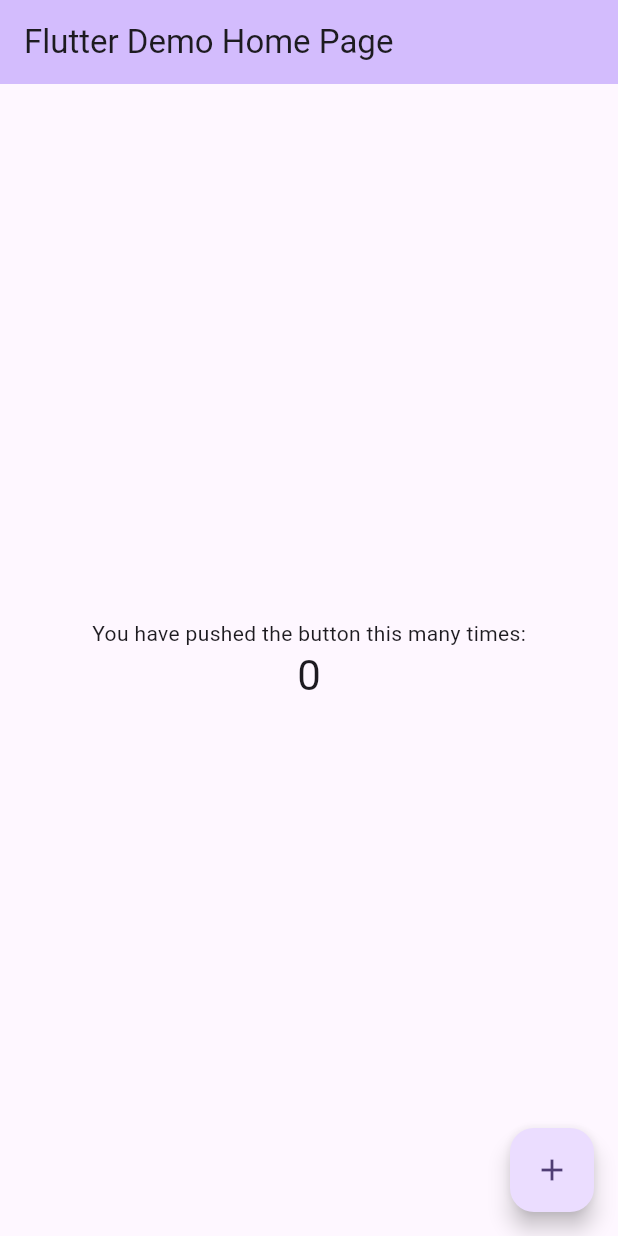
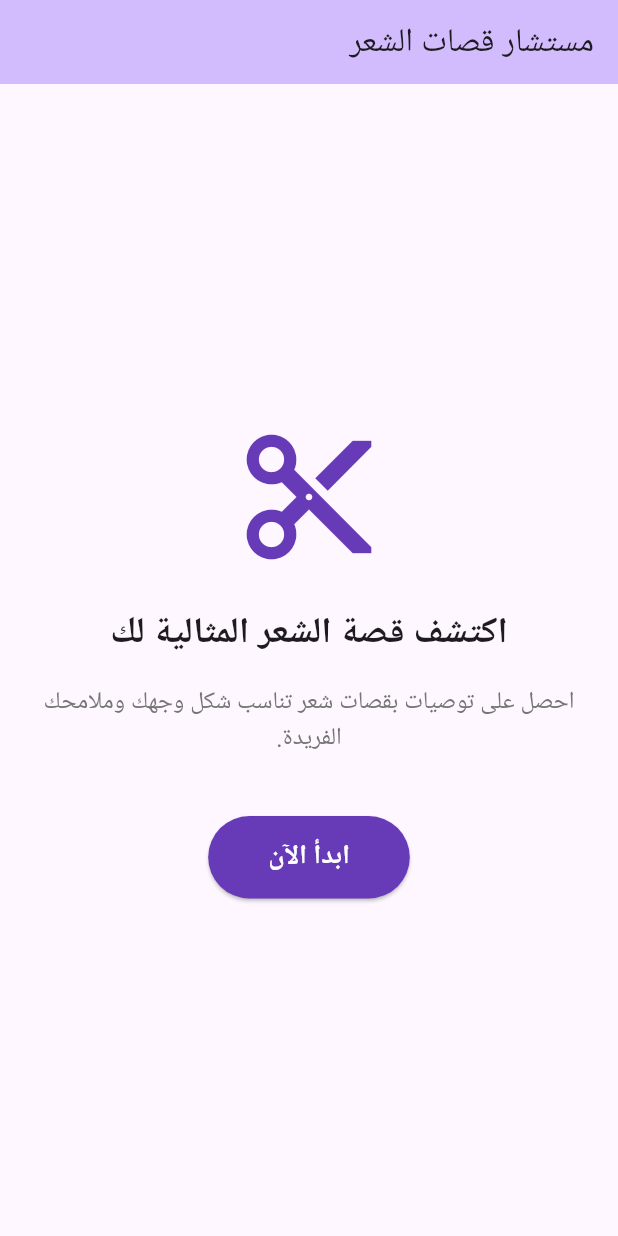
Before and after one commit to could-ai/019a4c9c-3b3d-74dd-8b0d-6dbb7f70ae40, a Flutter app: the screen it shows after launch, on a phone screen of 412 x 824 dp. Run offline on Flutter 3.47's test engine with Material 3 defaults, Android fonts, the phone set to English and light mode, and no system bars; Roboto replaces fonts that are missing (Tajawal).

Commit message:
تم تعديل الملف الرئيسي `lib/main.dart` لإزالة التطبيق التجريبي الافتراضي واستبداله بالتطبيق الجديد. الآن، التطبيق يبدأ من `HomeScreen` وهي الشاشة الرئيسية لتطبيق مستشار قصات الشعر. تم أيضاً تحديث عنوان التطبيق والسمة (Theme) لتتناسب مع هوية التطبيق الجديدة ودعم اللغة العربية.; تم إنشاء ملف `lib/home_screen.dart` الجديد ليحتوي على الشاشة الرئيسية للتطبيق. تعرض هذه الشاشة رسالة ترحيبية، أيقونة، ووصفاً موجزاً للتطبيق، بالإضافة إلى زر 'ابدأ الآن' الذي ينقل المستخدم إلى شاشة اختيار شكل الوجه.; تم إنشاء ملف `lib/face_shape_screen.dart` الجديد. تحتوي هذه الشاشة على شبكة (Grid) من أشكال الوجوه المختلفة (مثل بيضاوي، دائري، مربع). يمكن للمستخدم اختيار شكل وجهه من خلال النقر على البطاقة المناسبة، وبعد ذلك يتم نقله إلى شاشة النتائج مع تمرير شكل الوجه الذي اختاره.; تم إنشاء ملف `lib/results_screen.dart` الجديد لعرض قصات الشعر الموصى بها. تستقبل هذه الشاشة نوع شكل الوجه من الشاشة السابقة، ثم تعرض قائمة من قصات الشعر المقترحة بناءً على بيانات وهمية (mock data) معدة مسبقاً. كل قصة شعر تُعرض في بطاقة خاصة بها لسهولة القراءة.

```diff
--- /dev/null
+++ b/usr/lib/home_screen.dart
@@ -0,0 +1,59 @@
+import 'package:flutter/material.dart';
+import 'package:couldai_user_app/face_shape_screen.dart';
+
+class HomeScreen extends StatelessWidget {
+  const HomeScreen({super.key});
+
+  @override
+  Widget build(BuildContext context) {
+    return Scaffold(
+      appBar: AppBar(
+        title: const Text('مستشار قصات الشعر'),
+        backgroundColor: Theme.of(context).colorScheme.inversePrimary,
+      ),
+      body: Center(
+        child: Padding(
+          padding: const EdgeInsets.all(16.0),
+          child: Column(
+            mainAxisAlignment: MainAxisAlignment.center,
+            children: <Widget>[
+              const Icon(
+                Icons.content_cut,
+                size: 100,
+                color: Colors.deepPurple,
+              ),
+              const SizedBox(height: 24),
+              const Text(
+                'اكتشف قصة الشعر المثالية لك',
+                style: TextStyle(fontSize: 24, fontWeight: FontWeight.bold),
+                textAlign: TextAlign.center,
+              ),
+              const SizedBox(height: 16),
+              Text(
+                'احصل على توصيات بقصات شعر تناسب شكل وجهك وملامحك الفريدة.',
+                style: TextStyle(fontSize: 16, color: Colors.grey[600]),
+                textAlign: TextAlign.center,
+              ),
+              const SizedBox(height: 40),
+              ElevatedButton(
+                style: ElevatedButton.styleFrom(
+                  backgroundColor: Colors.deepPurple,
+                  foregroundColor: Colors.white,
+                  padding: const EdgeInsets.symmetric(horizontal: 40, vertical: 15),
+                  textStyle: const TextStyle(fontSize: 18, fontFamily: 'Tajawal', fontWeight: FontWeight.bold),
+                ),
+                onPressed: () {
+                  Navigator.push(
+                    context,
+                    MaterialPageRoute(builder: (context) => const FaceShapeScreen()),
+                  );
+                },
+                child: const Text('ابدأ الآن'),
+              ),
+            ],
+          ),
+        ),
+      ),
+    );
+  }
+}
--- a/usr/lib/main.dart
+++ b/usr/lib/main.dart
@@ -1,4 +1,5 @@
 import 'package:flutter/material.dart';
+import 'package:couldai_user_app/home_screen.dart';
 
 void main() {
   runApp(const MyApp());
@@ -7,114 +8,34 @@ void main() {
 class MyApp extends StatelessWidget {
   const MyApp({super.key});
 
-  // This widget is the root of your application.
   @override
   Widget build(BuildContext context) {
     return MaterialApp(
-      title: 'Flutter Demo',
+      title: 'مستشار قصات الشعر',
       debugShowCheckedModeBanner: false,
       theme: ThemeData(
-        // This is the theme of your application.
-        //
-        // TRY THIS: Try running your application with "flutter run". You'll see
-        // the application has a purple toolbar. Then, without quitting the app,
-        // try changing the seedColor in the colorScheme below to Colors.green
-        // and then invoke "hot reload" (save your changes or press the "hot
-        // reload" button in a Flutter-supported IDE, or press "r" if you used
-        // the command line to start the app).
-        //
-        // Notice that the counter didn't reset back to zero; the application
-        // state is not lost during the reload. To reset the state, use hot
-        // restart instead.
-        //
-        // This works for code too, not just values: Most code changes can be
-        // tested with just a hot reload.
         colorScheme: ColorScheme.fromSeed(seedColor: Colors.deepPurple),
+        useMaterial3: true,
+        textTheme: const TextTheme(
+          bodyLarge: TextStyle(fontFamily: 'Tajawal'),
+          bodyMedium: TextStyle(fontFamily: 'Tajawal'),
+          displayLarge: TextStyle(fontFamily: 'Tajawal'),
+          displayMedium: TextStyle(fontFamily: 'Tajawal'),
+          displaySmall: TextStyle(fontFamily: 'Tajawal'),
+          headlineMedium: TextStyle(fontFamily: 'Tajawal'),
+          headlineSmall: TextStyle(fontFamily: 'Tajawal'),
+          titleLarge: TextStyle(fontFamily: 'Tajawal'),
+          titleMedium: TextStyle(fontFamily: 'Tajawal'),
+          titleSmall: TextStyle(fontFamily: 'Tajawal'),
+          bodySmall: TextStyle(fontFamily: 'Tajawal'),
+          labelLarge: TextStyle(fontFamily: 'Tajawal'),
+          labelSmall: TextStyle(fontFamily: 'Tajawal'),
+        ),
       ),
-      home: const MyHomePage(title: 'Flutter Demo Home Page'),
+      home: const Directionality(
+        textDirection: TextDirection.rtl,
+        child: HomeScreen(),
+      ),
     );
   }
 }
-
-class MyHomePage extends StatefulWidget {
-  const MyHomePage({super.key, required this.title});
-
-  // This widget is the home page of your application. It is stateful, meaning
-  // that it has a State object (defined below) that contains fields that affect
-  // how it looks.
-
-  // This class is the configuration for the state. It holds the values (in this
-  // case the title) provided by the parent (in this case the App widget) and
-  // used by the build method of the State. Fields in a Widget subclass are
-  // always marked "final".
-
-  final String title;
-
-  @override
-  State<MyHomePage> createState() => _MyHomePageState();
-}
-
-class _MyHomePageState extends State<MyHomePage> {
-  int _counter = 0;
-
-  void _incrementCounter() {
-    setState(() {
-      // This call to setState tells the Flutter framework that something has
-      // changed in this State, which causes it to rerun the build method below
-      // so that the display can reflect the updated values. If we changed
-      // _counter without calling setState(), then the build method would not be
-      // called again, and so nothing would appear to happen.
-      _counter++;
-    });
-  }
-
-  @override
-  Widget build(BuildContext context) {
-    // This method is rerun every time setState is called, for instance as done
-    // by the _incrementCounter method above.
-    //
-    // The Flutter framework has been optimized to make rerunning build methods
-    // fast, so that you can just rebuild anything that needs updating rather
-    // than having to individually change instances of widgets.
-    return Scaffold(
-      appBar: AppBar(
-        // TRY THIS: Try changing the color here to a specific color (to
-        // Colors.amber, perhaps?) and trigger a hot reload to see the AppBar
-        // change color while the other colors stay the same.
-        backgroundColor: Theme.of(context).colorScheme.inversePrimary,
-        // Here we take the value from the MyHomePage object that was created by
-        // the App.build method, and use it to set our appbar title.
-        title: Text(widget.title),
-      ),
-      body: Center(
-        // Center is a layout widget. It takes a single child and positions it
-        // in the middle of the parent.
-        child: Column(
-          // Column is also a layout widget. It takes a list of children and
-          // arranges them vertically. By default, it sizes itself to fit its
-          // children horizontally, and tries to be as tall as its parent.
-          //
-          // Column has various properties to control how it sizes itself and
-          // how it positions its children. Here we use mainAxisAlignment to
-          // center the children vertically; the main axis here is the vertical
-          // axis because Columns are vertical (the cross axis would be
-          // horizontal).
-          //
-          // TRY THIS: Invoke "debug painting" (choose the "Toggle Debug Paint"
-          // action in the IDE, or press "p" in the console), to see the
-          // wireframe for each widget.
-          mainAxisAlignment: MainAxisAlignment.center,
-          children: <Widget>[
-            const Text('You have pushed the button this many times:'),
-            Text('$_counter', style: Theme.of(context).textTheme.headlineMedium),
-          ],
-        ),
-      ),
-      floatingActionButton: FloatingActionButton(
-        onPressed: _incrementCounter,
-        tooltip: 'Increment',
-        child: const Icon(Icons.add),
-      ), // This trailing comma makes auto-formatting nicer for build methods.
-    );
-  }
-}
--- /dev/null
+++ b/usr/lib/results_screen.dart
@@ -0,0 +1,74 @@
+import 'package:flutter/material.dart';
+
+class ResultsScreen extends StatelessWidget {
+  final String faceShape;
+
+  const ResultsScreen({super.key, required this.faceShape});
+
+  // Mock data for hairstyle recommendations
+  final Map<String, List<String>> hairstyleRecommendations = const {
+    'بيضاوي': [
+      'قصة الطبقات الطويلة',
+      'البوب غير المتماثل',
+      'الشعر المتوسط المموج',
+      'قصة البيكسي',
+    ],
+    'دائري': [
+      'قصة البيكسي الطويلة',
+      'الطبقات التي تصل إلى الذقن',
+      'الشعر الطويل مع تموجات ناعمة',
+      'فرق جانبي عميق',
+    ],
+    'مربع': [
+      'الشعر الطويل المموج',
+      'البوب الطويل (لوب)',
+      'الغرة الجانبية',
+      'الطبقات الناعمة',
+    ],
+    'قلب': [
+      'البوب بطول الذقن',
+      'الشعر المتوسط مع غرة جانبية',
+      'الطبقات الطويلة',
+      'الشعر المموج',
+    ],
+    'مستطيل': [
+      'الغرة المستقيمة أو الجانبية',
+      'الشعر المموج بطول الكتف',
+      'الطبقات التي تضيف عرضًا',
+      'تجنب الشعر الطويل المستقيم',
+    ],
+    'ماسي': [
+      'البوب بطول الذقن',
+      'الشعر المتوسط إلى الطويل مع طبقات',
+      'الغرة الجانبية الناعمة',
+      'تسريحات الشعر المرفوعة',
+    ],
+  };
+
+  @override
+  Widget build(BuildContext context) {
+    final recommendations = hairstyleRecommendations[faceShape] ?? [];
+
+    return Scaffold(
+      appBar: AppBar(
+        title: Text('توصيات للوجه $faceShape'),
+        backgroundColor: Theme.of(context).colorScheme.inversePrimary,
+      ),
+      body: ListView.builder(
+        padding: const EdgeInsets.all(8.0),
+        itemCount: recommendations.length,
+        itemBuilder: (context, index) {
+          final hairstyle = recommendations[index];
+          return Card(
+            margin: const EdgeInsets.symmetric(horizontal: 8.0, vertical: 4.0),
+            child: ListTile(
+              leading: const Icon(Icons.style, color: Colors.deepPurple),
+              title: Text(hairstyle),
+              contentPadding: const EdgeInsets.symmetric(vertical: 10.0, horizontal: 16.0),
+            ),
+          );
+        },
+      ),
+    );
+  }
+}
```
Also changed, not shown: usr/lib/face_shape_screen.dart (added, +63 -0 lines).
